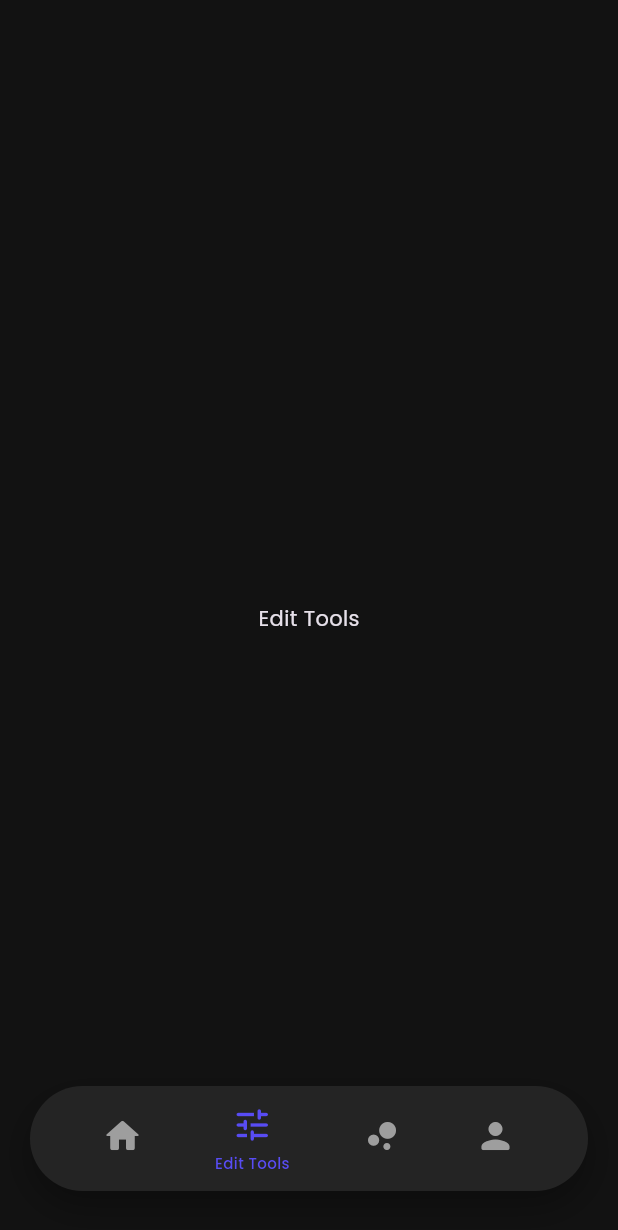
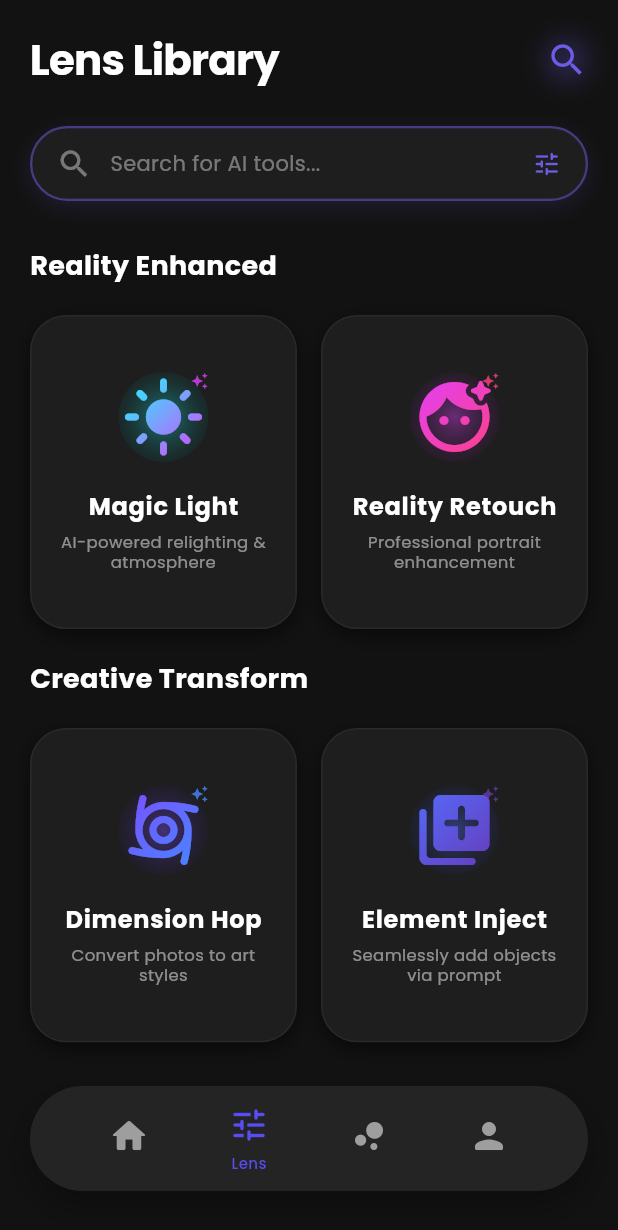
Before and after one commit to Calmer2024/MuseLens, a Flutter app: the screen it shows after launch, item 2 of the bottom bar chosen, on a phone screen of 412 x 824 dp. Shown: the top 1230 px of the screen. Run offline on Flutter 3.47's test engine with Material 3 defaults, Android fonts, the phone set to English and light mode, and no system bars; our stand-ins replace cached_network_image, dio, google_fonts, image_picker; network calls fail.

Commit message:
<feat>:更新了”Lens“界面前端设计

```diff
--- /dev/null
+++ b/frontend/lib/data/models/lens_tool_mock.dart
@@ -0,0 +1,49 @@
+import 'package:flutter/material.dart';
+
+class LensToolMock {
+  final String title;
+  final String subtitle;
+  final IconData icon;
+  final List<Color> glowColors; // 专属渐变色
+
+  LensToolMock({
+    required this.title,
+    required this.subtitle,
+    required this.icon,
+    required this.glowColors,
+  });
+
+  static List<LensToolMock> getRealityTools() {
+    return [
+      LensToolMock(
+        title: "Magic Light",
+        subtitle: "AI-powered relighting & atmosphere",
+        icon: Icons.light_mode_rounded, // 模拟光球
+        glowColors: [Colors.cyanAccent, Colors.purpleAccent],
+      ),
+      LensToolMock(
+        title: "Reality Retouch",
+        subtitle: "Professional portrait enhancement",
+        icon: Icons.face_retouching_natural_rounded, // 模拟人脸网格
+        glowColors: [Colors.purpleAccent, Colors.pinkAccent],
+      ),
+    ];
+  }
+
+  static List<LensToolMock> getCreativeTools() {
+    return [
+      LensToolMock(
+        title: "Dimension Hop",
+        subtitle: "Convert photos to art styles",
+        icon: Icons.cyclone_rounded, // 模拟漩涡
+        glowColors: [Colors.deepPurpleAccent, Colors.blueAccent],
+      ),
+      LensToolMock(
+        title: "Element Inject",
+        subtitle: "Seamlessly add objects via prompt",
+        icon: Icons.add_to_photos_rounded, // 模拟添加物体
+        glowColors: [Colors.indigoAccent, Colors.deepPurple],
+      ),
+    ];
+  }
+}
--- a/frontend/lib/presentation/navigation/main_wrapper.dart
+++ b/frontend/lib/presentation/navigation/main_wrapper.dart
@@ -2,6 +2,7 @@ import 'package:flutter/material.dart';
 import '../screens/home/home_screen.dart';
 import '../screens/community/community_screen.dart';
 import '../screens/profile/profile_screen.dart';
+import '../screens/lens/lens_library_screen.dart';
 import '../../core/theme/app_theme.dart';
 
 class MainWrapper extends StatefulWidget {
@@ -16,9 +17,9 @@ class _MainWrapperState extends State<MainWrapper> {
 
   final List<Widget> _pages = [
     const HomeScreen(),
-    const Center(child: Text("Edit Tools")), // 占位
+    const LensLibraryScreen(),
     const CommunityScreen(),
-    const ProfileScreen(), // 占位
+    const ProfileScreen(),
   ];
 
   @override
@@ -51,7 +52,7 @@ class _MainWrapperState extends State<MainWrapper> {
                 mainAxisAlignment: MainAxisAlignment.spaceEvenly,
                 children: [
                   _buildNavItem(0, Icons.home_rounded, "Home"),
-                  _buildNavItem(1, Icons.tune_rounded, "Edit Tools"),
+                  _buildNavItem(1, Icons.tune_rounded, "Lens"),
                   _buildNavItem(2, Icons.bubble_chart_rounded, "Community"),
                   _buildNavItem(3, Icons.person_rounded, "Profile"),
                 ],
--- /dev/null
+++ b/frontend/lib/presentation/screens/lens/lens_library_screen.dart
@@ -0,0 +1,186 @@
+import 'package:flutter/material.dart';
+import '../../../core/theme/app_theme.dart';
+import '../../../data/models/lens_tool_mock.dart';
+import '../../widgets/lens/lens_card.dart';
+
+class LensLibraryScreen extends StatelessWidget {
+  const LensLibraryScreen({super.key});
+
+  @override
+  Widget build(BuildContext context) {
+    final realityTools = LensToolMock.getRealityTools();
+    final creativeTools = LensToolMock.getCreativeTools();
+
+    return Scaffold(
+      backgroundColor: AppTheme.background, // #121212
+      body: SafeArea(
+        bottom: false,
+        child: CustomScrollView(
+          physics: const BouncingScrollPhysics(),
+          slivers: [
+            // --- 1. Header & Search ---
+            SliverToBoxAdapter(
+              child: Padding(
+                padding: const EdgeInsets.symmetric(horizontal: 20.0),
+                child: Column(
+                  crossAxisAlignment: CrossAxisAlignment.start,
+                  children: [
+                    const SizedBox(height: 20),
+                    // Title Row
+                    Row(
+                      mainAxisAlignment: MainAxisAlignment.spaceBetween,
+                      children: [
+                        const Text(
+                          "Lens Library",
+                          style: TextStyle(
+                            fontSize: 28,
+                            fontWeight: FontWeight.bold,
+                            color: Colors.white,
+                            letterSpacing: -0.5,
+                          ),
+                        ),
+                        // Search Icon with subtle glow
+                        Container(
+                          decoration: BoxDecoration(
+                            shape: BoxShape.circle,
+                            boxShadow: [
+                              BoxShadow(
+                                color: AppTheme.electricIndigo.withOpacity(0.3),
+                                blurRadius: 15,
+                              ),
+                            ],
+                          ),
+                          child: const Icon(
+                            Icons.search,
+                            color: AppTheme.electricIndigo,
+                            size: 28,
+                          ),
+                        ),
+                      ],
+                    ),
+
+                    const SizedBox(height: 24),
+
+                    // Search Bar (Pill shaped with glow border)
+                    Container(
+                      height: 50,
+                      decoration: BoxDecoration(
+                        color: const Color(0xFF1E1E1E),
+                        borderRadius: BorderRadius.circular(25),
+                        border: Border.all(
+                          color: AppTheme.electricIndigo.withOpacity(
+                            0.5,
+                          ), // 紫色光晕边框
+                          width: 1.5,
+                        ),
+                        boxShadow: [
+                          BoxShadow(
+                            color: AppTheme.electricIndigo.withOpacity(0.15),
+                            blurRadius: 12,
+                            offset: const Offset(0, 4),
+                          ),
+                        ],
+                      ),
+                      child: Row(
+                        children: [
+                          const SizedBox(width: 16),
+                          Icon(
+                            Icons.search,
+                            color: Colors.white.withOpacity(0.4),
+                          ),
+                          const SizedBox(width: 12),
+                          Expanded(
+                            child: Text(
+                              "Search for AI tools...",
+                              style: TextStyle(
+                                color: Colors.white.withOpacity(0.4),
+                                fontSize: 14,
+                              ),
+                            ),
+                          ),
+                          // Filter Icon
+                          Padding(
+                            padding: const EdgeInsets.only(right: 16.0),
+                            child: Icon(
+                              Icons.tune_rounded,
+                              color: AppTheme.electricIndigo,
+                              size: 20,
+                            ),
+                          ),
+                        ],
+                      ),
+                    ),
+                  ],
+                ),
+              ),
+            ),
+
+            const SliverToBoxAdapter(child: SizedBox(height: 30)),
+
+            // --- 2. Category: Reality Enhanced ---
+            SliverToBoxAdapter(
+              child: Padding(
+                padding: const EdgeInsets.symmetric(horizontal: 20.0),
+                child: const Text(
+                  "Reality Enhanced",
+                  style: TextStyle(
+                    color: Colors.white,
+                    fontSize: 18,
+                    fontWeight: FontWeight.bold,
+                  ),
+                ),
+              ),
+            ),
+
+            SliverPadding(
+              padding: const EdgeInsets.all(20),
+              sliver: SliverGrid(
+                gridDelegate: const SliverGridDelegateWithFixedCrossAxisCount(
+                  crossAxisCount: 2,
+                  childAspectRatio: 0.85, // 调整卡片长宽比
+                  crossAxisSpacing: 16,
+                  mainAxisSpacing: 16,
+                ),
+                delegate: SliverChildBuilderDelegate(
+                  (context, index) => LensCard(tool: realityTools[index]),
+                  childCount: realityTools.length,
+                ),
+              ),
+            ),
+
+            // --- 3. Category: Creative Transform ---
+            SliverToBoxAdapter(
+              child: Padding(
+                padding: const EdgeInsets.symmetric(horizontal: 20.0),
+                child: const Text(
+                  "Creative Transform",
+                  style: TextStyle(
+                    color: Colors.white,
+                    fontSize: 18,
+                    fontWeight: FontWeight.bold,
+                  ),
+                ),
+              ),
+            ),
+
+            SliverPadding(
+              padding: const EdgeInsets.fromLTRB(20, 20, 20, 120), // 底部留白给导航栏
+              sliver: SliverGrid(
+                gridDelegate: const SliverGridDelegateWithFixedCrossAxisCount(
+                  crossAxisCount: 2,
+                  childAspectRatio: 0.85,
+                  crossAxisSpacing: 16,
+                  mainAxisSpacing: 16,
+                ),
+                delegate: SliverChildBuilderDelegate(
+                  (context, index) => LensCard(tool: creativeTools[index]),
+                  childCount: creativeTools.length,
+                ),
+              ),
+            ),
+          ],
+        ),
+      ),
+    );
+  }
+}
--- /dev/null
+++ b/frontend/lib/presentation/widgets/lens/lens_card.dart
@@ -0,0 +1,119 @@
+import 'package:flutter/material.dart';
+import '../../../core/theme/app_theme.dart';
+import '../../../data/models/lens_tool_mock.dart';
+
+class LensCard extends StatelessWidget {
+  final LensToolMock tool;
+
+  const LensCard({super.key, required this.tool});
+
+  @override
+  Widget build(BuildContext context) {
+    return Container(
+      decoration: BoxDecoration(
+        color: const Color(0xFF1E1E1E), // 深炭色背景
+        borderRadius: BorderRadius.circular(24),
+        border: Border.all(
+          color: Colors.white.withOpacity(0.05), // 微弱的边框
+          width: 1,
+        ),
+        boxShadow: [
+          // 只有微弱的阴影，保持扁平感
+          BoxShadow(
+            color: Colors.black.withOpacity(0.5),
+            blurRadius: 10,
+            offset: const Offset(0, 4),
+          ),
+        ],
+      ),
+      child: Column(
+        mainAxisAlignment: MainAxisAlignment.center,
+        children: [
+          const Spacer(flex: 2),
+
+          // --- 核心：发光图标 ---
+          Stack(
+            alignment: Alignment.center,
+            children: [
+              // 1. 背景光晕 (模拟原型图图标背后的光)
+              Container(
+                width: 60,
+                height: 60,
+                decoration: BoxDecoration(
+                  shape: BoxShape.circle,
+                  gradient: RadialGradient(
+                    colors: [
+                      tool.glowColors.first.withOpacity(0.4),
+                      Colors.transparent,
+                    ],
+                    radius: 0.8,
+                  ),
+                ),
+              ),
+
+              // 2. 渐变图标
+              ShaderMask(
+                shaderCallback: (Rect bounds) {
+                  return LinearGradient(
+                    begin: Alignment.topLeft,
+                    end: Alignment.bottomRight,
+                    colors: tool.glowColors,
+                  ).createShader(bounds);
+                },
+                child: Icon(
+                  tool.icon,
+                  size: 56, // 大图标
+                  color: Colors.white, // ShaderMask 需要白色底
+                ),
+              ),
+
+              // 3. (可选) 添加一些微小的装饰点缀，模拟原型图的星光
+              Positioned(
+                top: 0,
+                right: 0,
+                child: Icon(
+                  Icons.auto_awesome,
+                  size: 12,
+                  color: tool.glowColors.last.withOpacity(0.8),
+                ),
+              ),
+            ],
+          ),
+
+          const Spacer(flex: 1),
+
+          // --- 标题 ---
+          Text(
+            tool.title,
+            style: const TextStyle(
+              color: Colors.white,
+              fontSize: 16,
+              fontWeight: FontWeight.bold,
+              letterSpacing: 0.5,
+            ),
+          ),
+
+          const SizedBox(height: 6),
+
+          // --- 副标题 ---
+          Padding(
+            padding: const EdgeInsets.symmetric(horizontal: 16.0),
+            child: Text(
+              tool.subtitle,
+              textAlign: TextAlign.center,
+              style: TextStyle(
+                color: Colors.white.withOpacity(0.5),
+                fontSize: 11, // 小字体
+                height: 1.2,
+              ),
+              maxLines: 2,
+              overflow: TextOverflow.ellipsis,
+            ),
+          ),
+
+          const Spacer(flex: 2),
+        ],
+      ),
+    );
+  }
+}
```
Also changed, not shown: 1 other file.
